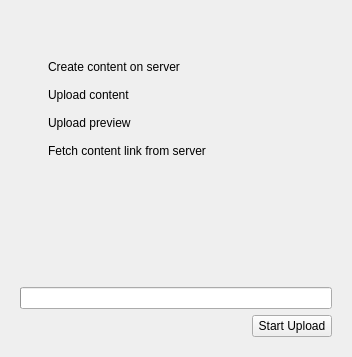
This is knewstuff/knewstuff3/uploaddialog.ui in KDE/kdelibs as Qt 5 draws it before an edit. The edited form follows.
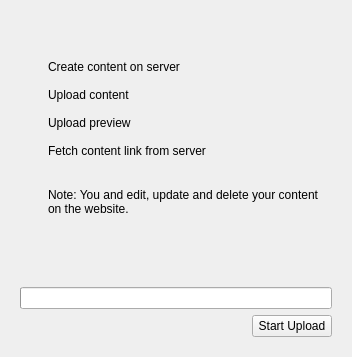
This is the edited form. Custom widgets are drawn as their Qt base class.

Commit message: add note about website to dialog

The edit to the form file:
```diff
--- a/knewstuff/knewstuff3/uploaddialog.ui
+++ b/knewstuff/knewstuff3/uploaddialog.ui
@@ -607,7 +607,7 @@
            </property>
           </widget>
          </item>
-         <item row="5" column="1">
+         <item row="6" column="1">
           <spacer name="verticalSpacer">
            <property name="orientation">
             <enum>Qt::Vertical</enum>
@@ -620,6 +620,16 @@
            </property>
           </spacer>
          </item>
+         <item row="5" column="1">
+          <widget class="QLabel" name="label_2">
+           <property name="text">
+            <string>Note: You and edit, update and delete your content on the website.</string>
+           </property>
+           <property name="wordWrap">
+            <bool>true</bool>
+           </property>
+          </widget>
+         </item>
         </layout>
        </item>
        <item>
```
